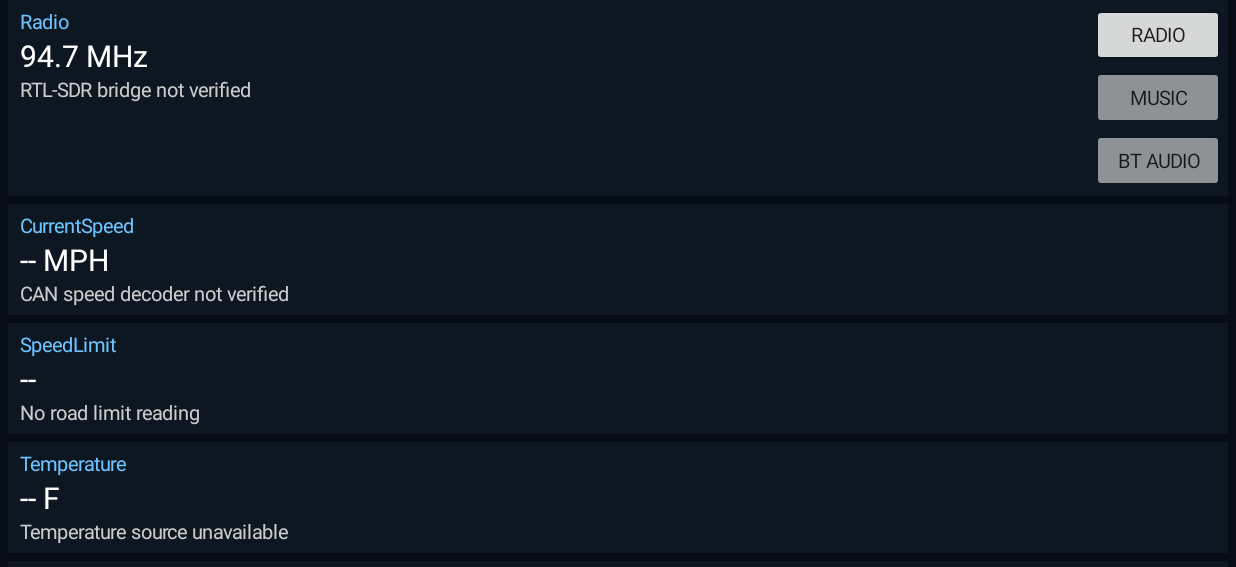
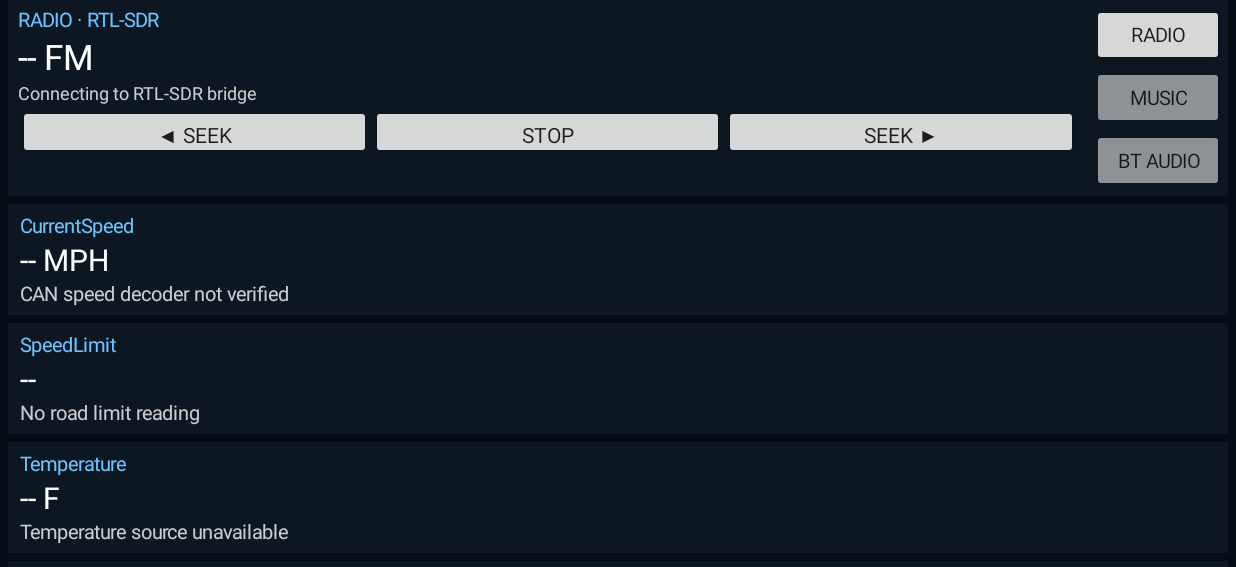
Before and after one commit to MonteAlbert80/Montrix_V28, an Android app: the RefactorDashboardActivity screen opened directly, with no data from a screen before it, after a tap on "RADIO", on a phone screen of 824 x 412 dp (held sideways), the part 51-618 px from its top. Run offline under Robolectric (Android 15) with nearby library versions, the phone set to English and light mode, and no system bars; 1 other tap on this screen came first.

Commit message:
some radio tests

```diff
--- a/app/src/main/java/com/monte/montrix/coordinator/DashboardCoordinator.java
+++ b/app/src/main/java/com/monte/montrix/coordinator/DashboardCoordinator.java
@@ -11,6 +11,7 @@ public final class DashboardCoordinator {
  /** Dashboard state aggregate. */ private final DashboardModel model;
  /** Playback service. */ private final MusicService musicService;
  /** Music command and state adapter. */ private final MusicCoordinator music;
+ private final RadioCoordinator radio;
  /** Clock formatting service. */ private final ClockService clock=new ClockService();
  /** Main-thread scheduler. */ private final Handler handler=new Handler(Looper.getMainLooper());
  /** Whether the dashboard is active. */ private boolean active;
@@ -18,13 +19,14 @@ public final class DashboardCoordinator {
  /** Periodic service-to-model refresh. */ private final Runnable refresh=new Runnable(){/** Refreshes and reschedules. */@Override public void run(){if(!active)return;music.refresh();model.clock.update(clock.time(),clock.date());handler.postDelayed(this,1000);}};
  /** Initializes services and model bindings. @param context Android context @param state dashboard state */
  public DashboardCoordinator(Context context,DashboardModel state){model=state;
- musicService=new MusicService(context);music=new MusicCoordinator(musicService,model.music);
+ musicService=new MusicService(context);music=new MusicCoordinator(musicService,model.music);radio=new RadioCoordinator(model.radio);
  model.media.setActions(source->{
    if(source!=MediaSelectionModel.Source.MUSIC && model.music.playing)music.playPause();
+   radio.select(source==MediaSelectionModel.Source.RADIO);
    model.media.update(source);
- });model.radio.update("94.7 MHz","RTL-SDR bridge not verified");model.bluetooth.update("Bluetooth","No connected device data");model.speed.update("-- MPH","CAN speed decoder not verified");model.speedlimit.update("--","No road limit reading");model.temperature.update("-- F","Temperature source unavailable");model.map.update("Offline map","Map integration pending");model.shift.update("Shift idle","Trip tracking integration pending");model.vehicle.update("Vehicle status","No CAN status available");model.album.update("Picture album","Photo selection integration pending");}
- /** Starts media indexing and refresh. */ public void start(){if(!started){started=true;try{musicService.scan();}catch(SecurityException e){model.music.update("Music permission needed","","00:00","00:00",0,false,false);}music.refresh();}resume();}
+ });model.radio.update("-- FM","Connecting to RTL-SDR bridge");model.bluetooth.update("Bluetooth","No connected device data");model.speed.update("-- MPH","CAN speed decoder not verified");model.speedlimit.update("--","No road limit reading");model.temperature.update("-- F","Temperature source unavailable");model.map.update("Offline map","Map integration pending");model.shift.update("Shift idle","Trip tracking integration pending");model.vehicle.update("Vehicle status","No CAN status available");model.album.update("Picture album","Photo selection integration pending");}
+ /** Starts media indexing and refresh. */ public void start(){if(!started){started=true;try{musicService.scan();}catch(SecurityException e){model.music.update("Music permission needed","","00:00","00:00",0,false,false);}music.refresh();radio.start();}resume();}
  /** Resumes periodic updates. */ public void resume(){if(!started||active)return;active=true;handler.post(refresh);}
  /** Suspends periodic updates. */ public void pause(){active=false;handler.removeCallbacks(refresh);}
- /** Releases services and observers. */ public void close(){pause();model.media.setActions(null);music.close();}
+ /** Releases services and observers. */ public void close(){pause();model.media.setActions(null);music.close();radio.close();}
 }
--- /dev/null
+++ b/app/src/main/java/com/monte/montrix/coordinator/RadioCoordinator.java
@@ -0,0 +1,18 @@
+package com.monte.montrix.coordinator;
+import com.monte.montrix.model.radio.RadioModel;
+import com.monte.montrix.service.radio.WindowsRtlSdrProvider;
+import com.monte.montrix.service.radio.EmulatorRadioAudioService;
+/** Coordinates radio model, SDR state, user intents, and audio lifecycle. */
+public final class RadioCoordinator {
+ private final RadioModel model;private final WindowsRtlSdrProvider provider;private final EmulatorRadioAudioService audio=new EmulatorRadioAudioService();
+ private boolean selected;
+ public RadioCoordinator(RadioModel state){model=state;provider=new WindowsRtlSdrProvider((f,ps,rt,status)->{
+ String detail=(ps!=null&&!ps.isEmpty()?ps+"  ":"")+(rt!=null&&!rt.isEmpty()?rt:"");if(detail.isEmpty())detail=(status!=null&&!status.isEmpty()?status:"SDR connected · RDS not available");
+ model.update(f!=null?f:model.primary,detail);});
+ model.setActions(new RadioModel.Actions(){public void seek(boolean up){provider.seek(up);if(selected&&model.playing)audio.retune();}
+ public void tune(int khz){provider.tune(khz);if(selected&&model.playing)audio.retune();}
+ public void play(boolean enabled){if(enabled&&selected){audio.start();model.setPlaying(true);}else{audio.stop();model.setPlaying(false);}}});}
+ public void start(){provider.start();}
+ public void select(boolean enabled){selected=enabled;if(enabled){provider.start();audio.start();model.setPlaying(true);}else{audio.stop();model.setPlaying(false);}}
+ public void close(){select(false);provider.stop();model.setActions(null);}
+}
--- a/app/src/main/java/com/monte/montrix/model/radio/RadioModel.java
+++ b/app/src/main/java/com/monte/montrix/model/radio/RadioModel.java
@@ -1,9 +1,14 @@
 package com.monte.montrix.model.radio;
 import com.monte.montrix.model.ObservableModel;
-/** Observable presentation state for Radio; receives prepared values from a coordinator. */
+/** Radio presentation state and UI intents; no hardware access. */
 public final class RadioModel extends ObservableModel {
- /** Display-ready primary text. */ public String primary="--";
- /** Display-ready secondary text. */ public String secondary="";
- /** Updates the state without calculations. @param main primary text @param detail secondary text */
+ public interface Actions { void seek(boolean up); void tune(int khz); void play(boolean enabled); }
+ private Actions actions;
+ public String primary="--"; public String secondary=""; public boolean playing=false;
+ public void setActions(Actions a){actions=a;}
+ public void requestSeek(boolean up){if(actions!=null)actions.seek(up);}
+ public void requestTune(int khz){if(actions!=null)actions.tune(khz);}
+ public void requestPlay(boolean enabled){if(actions!=null)actions.play(enabled);}
  public void update(String main,String detail){primary=main;secondary=detail;changed();}
+ public void setPlaying(boolean p){playing=p;changed();}
 }
--- /dev/null
+++ b/app/src/main/java/com/monte/montrix/service/radio/EmulatorRadioAudioService.java
@@ -0,0 +1,28 @@
+package com.monte.montrix.service.radio;
+import android.media.AudioAttributes;
+import android.media.AudioFormat;
+import android.media.AudioTrack;
+import android.util.Log;
+import java.io.InputStream;
+import java.net.HttpURLConnection;
+import java.net.URL;
+/** Emulator-only HTTP PCM player. Owns audio I/O independently of MusicService. */
+public final class EmulatorRadioAudioService {
+ private volatile boolean running; private Thread worker; private volatile HttpURLConnection connection;
+ /** Starts a new live 48-kHz mono PCM stream. */
+ public synchronized void start(){if(running)return;running=true;worker=new Thread(this::run,"MontrixRadioPCM");worker.start();}
+ /** Stops streaming, disconnects blocking reads, and releases the track on worker exit. */
+ public synchronized void stop(){running=false;HttpURLConnection c=connection;if(c!=null)c.disconnect();Thread t=worker;if(t!=null)t.interrupt();}
+ /** Restarts the stream after tuning because the server replaces its rtl_fm process. */
+ public void retune(){stop();new android.os.Handler(android.os.Looper.getMainLooper()).postDelayed(this::start,450);}
+ private void run(){AudioTrack track=null;HttpURLConnection c=null;try{
+ c=(HttpURLConnection)new URL("http://127.0.0.1:8765/rtl/audio.wav").openConnection();connection=c;c.setConnectTimeout(2500);c.setReadTimeout(3500);
+ if(c.getResponseCode()!=200)throw new IllegalStateException("SDR audio HTTP "+c.getResponseCode());
+ int min=AudioTrack.getMinBufferSize(48000,AudioFormat.CHANNEL_OUT_MONO,AudioFormat.ENCODING_PCM_16BIT);
+ track=new AudioTrack.Builder().setAudioAttributes(new AudioAttributes.Builder().setUsage(AudioAttributes.USAGE_MEDIA).setContentType(AudioAttributes.CONTENT_TYPE_MUSIC).build()).setAudioFormat(new AudioFormat.Builder().setEncoding(AudioFormat.ENCODING_PCM_16BIT).setSampleRate(48000).setChannelMask(AudioFormat.CHANNEL_OUT_MONO).build()).setBufferSizeInBytes(Math.max(min*4,32768)).setTransferMode(AudioTrack.MODE_STREAM).build();
+ if(track.getState()!=AudioTrack.STATE_INITIALIZED)throw new IllegalStateException("AudioTrack initialization failed");
+ track.play();try(InputStream in=c.getInputStream()){byte[] header=new byte[44];int pos=0;while(pos<44){int n=in.read(header,pos,44-pos);if(n<0)throw new IllegalStateException("Incomplete WAV header");pos+=n;}
+ if(header[0]!='R'||header[1]!='I'||header[2]!='F'||header[3]!='F')throw new IllegalStateException("Invalid WAV header");
+ byte[] buf=new byte[8192];while(running&&!Thread.currentThread().isInterrupted()){int n=in.read(buf);if(n<0)break;int offset=0;while(offset<n&&running){int wrote=track.write(buf,offset,n-offset);if(wrote<=0)throw new IllegalStateException("AudioTrack write "+wrote);offset+=wrote;}}}
+ }catch(Exception e){if(running)Log.e("MontrixRadioPCM","SDR audio failed",e);}finally{if(track!=null){try{track.pause();track.flush();track.release();}catch(Exception ignored){}}if(c!=null)c.disconnect();if(connection==c)connection=null;}}
+}
--- a/app/src/main/java/com/monte/montrix/view/radio/RadioView.java
+++ b/app/src/main/java/com/monte/montrix/view/radio/RadioView.java
@@ -1,15 +1,20 @@
 package com.monte.montrix.view.radio;
 import android.content.Context;
 import android.graphics.Color;
-import android.widget.LinearLayout;
-import android.widget.TextView;
+import android.view.Gravity;
+import android.widget.*;
 import com.monte.montrix.model.radio.RadioModel;
-/** Visual-only Radio component. No services, hardware or business calculations. */
+/** Radio presentation and intents only; never opens hardware or audio streams. */
 public final class RadioView extends LinearLayout {
- /** Bound presentation state. */ private final RadioModel model;
- /** Primary label. */ private final TextView primary;
- /** Secondary label. */ private final TextView secondary;
- /** Constructs the component. @param context Android context @param state observable state */
- public RadioView(Context context,RadioModel state){super(context);model=state;setOrientation(VERTICAL);setPadding(12,8,12,8);setBackgroundColor(Color.rgb(12,23,34));TextView heading=new TextView(context);heading.setText("Radio");heading.setTextColor(Color.rgb(110,195,255));heading.setTextSize(13);addView(heading);primary=new TextView(context);primary.setTextColor(Color.WHITE);primary.setTextSize(20);addView(primary);secondary=new TextView(context);secondary.setTextColor(Color.LTGRAY);secondary.setTextSize(13);addView(secondary);model.addListener(this::render);render();}
- /** Renders state without transforming it. */ public void render(){primary.setText(model.primary);secondary.setText(model.secondary);}
+ private final RadioModel model; private final TextView primary,secondary; private final Button play;
+ public RadioView(Context context,RadioModel state){super(context);model=state;setOrientation(VERTICAL);setPadding(10,6,10,6);setBackgroundColor(Color.rgb(12,23,34));
+ TextView heading=new TextView(context);heading.setText("RADIO · RTL-SDR");heading.setTextColor(Color.rgb(110,195,255));heading.setTextSize(13);addView(heading);
+ primary=new TextView(context);primary.setTextSize(23);primary.setTextColor(Color.WHITE);addView(primary);
+ secondary=new TextView(context);secondary.setTextSize(12);secondary.setSingleLine(true);secondary.setTextColor(Color.LTGRAY);addView(secondary);
+ LinearLayout controls=new LinearLayout(context);controls.setGravity(Gravity.CENTER_VERTICAL);addView(controls);
+ Button down=new Button(context);down.setText("◀ SEEK");down.setOnClickListener(v->model.requestSeek(false));controls.addView(down,new LayoutParams(0,54,1));
+ play=new Button(context);play.setOnClickListener(v->model.requestPlay(!model.playing));controls.addView(play,new LayoutParams(0,54,1));
+ Button up=new Button(context);up.setText("SEEK ▶");up.setOnClickListener(v->model.requestSeek(true));controls.addView(up,new LayoutParams(0,54,1));
+ model.addListener(this::render);render();}
+ public void render(){primary.setText(model.primary);secondary.setText(model.secondary);play.setText(model.playing?"STOP":"PLAY");}
 }
```
